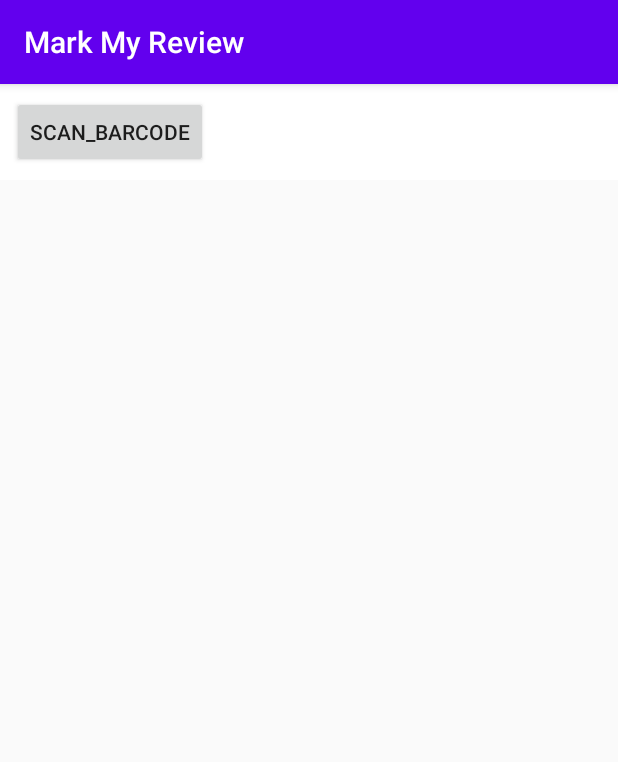
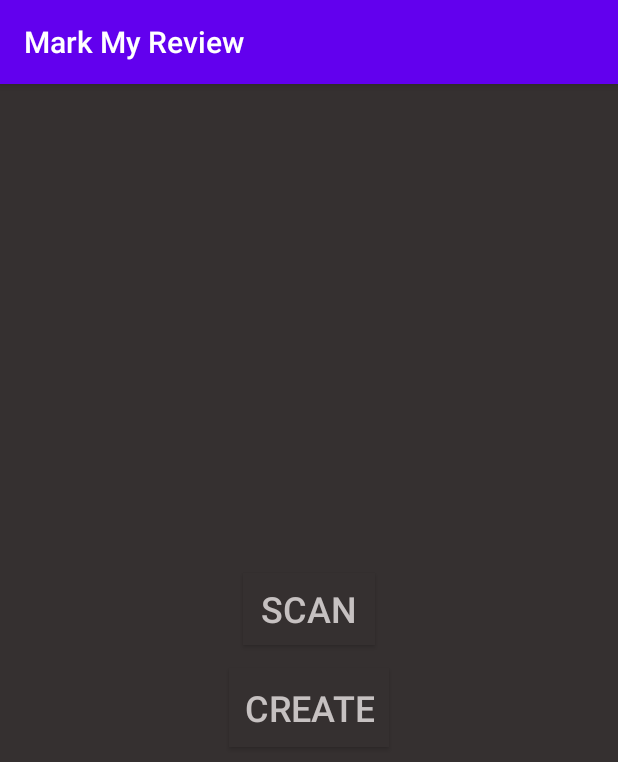
Before and after one commit to jharsh1202/mark-my-review_android, an Android app: the screen it shows after launch (MainActivity), on a phone screen of 412 x 824 dp. Shown: the top 762 px of the screen. Run offline under Robolectric (Android 15) with nearby library versions, the light colour scheme and no system bars; libraries missing offline, so code that uses them is left out: com.google.zxing.client, com.google.zxing.integration.

Commit message:
Create button added: opens google form

```diff
--- a/app/src/main/AndroidManifest.xml
+++ b/app/src/main/AndroidManifest.xml
@@ -4,6 +4,8 @@
     package="com.example.markmyreview">
 
     <uses-permission android:name="android.permission.INTERNET"/>
+<!--    to save generated QR Code-->
+    <uses-permission android:name="android.permission.WRITE_EXTERNAL_STORAGE"/>
 
     <application
         android:allowBackup="true"
--- a/app/src/main/java/com/example/markmyreview/FillFeedback.java
+++ b/app/src/main/java/com/example/markmyreview/FillFeedback.java
@@ -4,9 +4,11 @@ import androidx.appcompat.app.AppCompatActivity;
 
 import android.content.Intent;
 import android.graphics.Bitmap;
+import android.net.http.SslError;
 import android.os.Bundle;
 import android.util.Log;
 import android.view.View;
+import android.webkit.SslErrorHandler;
 import android.webkit.WebChromeClient;
 import android.webkit.WebView;
 import android.webkit.WebViewClient;
@@ -30,7 +32,13 @@ public class FillFeedback extends AppCompatActivity {
         webView.getSettings().setJavaScriptEnabled(true);
 
 
+
+
         webView.setWebViewClient(new WebViewClient(){
+            @Override
+            public void onReceivedSslError(WebView view, SslErrorHandler handler, SslError error){
+                handler.proceed();
+            }
             @Override
             public void onPageStarted(WebView view, String url, Bitmap favicon) {
                 super.onPageStarted(view, url, favicon);
--- a/app/src/main/java/com/example/markmyreview/MainActivity.java
+++ b/app/src/main/java/com/example/markmyreview/MainActivity.java
@@ -22,10 +22,16 @@ public class MainActivity extends AppCompatActivity {
     protected void onCreate(Bundle savedInstanceState) {
         super.onCreate(savedInstanceState);
         setContentView(R.layout.activity_main);
+
     }
 
     public void scanBarcode(View view) {
         new IntentIntegrator(this).initiateScan();
+    }
+
+    public void createBarcode(View view) {
+        startActivity(new Intent(getApplicationContext(),FillFeedback.class).
+                putExtra("url","https://accounts.google.com/signin/v2/identifier?service=wise&passive=1209600&continue=https%3A%2F%2Fdocs.google.com%2Fforms%2Fu%2F0%2Fcreate&followup=https%3A%2F%2Fdocs.google.com%2Fforms%2Fu%2F0%2Fcreate&ltmpl=forms&flowName=GlifWebSignIn&flowEntry=ServiceLogin"));
     }
 
 
--- a/app/src/main/res/layout/activity_main.xml
+++ b/app/src/main/res/layout/activity_main.xml
@@ -1,30 +1,35 @@
-<ScrollView xmlns:android="http://schemas.android.com/apk/res/android"
+<LinearLayout xmlns:android="http://schemas.android.com/apk/res/android"
     xmlns:tools="http://schemas.android.com/tools"
     android:layout_width="match_parent"
     android:layout_height="match_parent"
+    android:background="#353030"
+    android:gravity="center"
+    android:orientation="vertical"
+    android:padding="10dp"
     tools:context=".MainActivity">
 
-    <LinearLayout
-        android:layout_width="match_parent"
+    <Button
+        android:id="@+id/scan"
+        android:layout_width="wrap_content"
         android:layout_height="wrap_content"
-        android:background="#FFFFFF"
-        android:orientation="vertical"
-        android:paddingLeft="@dimen/activity_horizontal_margin"
-        android:paddingTop="@dimen/activity_vertical_margin"
-        android:paddingRight="@dimen/activity_horizontal_margin"
-        android:paddingBottom="@dimen/activity_vertical_margin">a
-
-        <Button
-            android:layout_width="wrap_content"
-            android:layout_height="wrap_content"
-            android:onClick="scanBarcode"
-            android:text="Scan_barcode" />
+        android:layout_marginBottom="15dp"
+        android:background="#353030"
+        android:onClick="scanBarcode"
+        android:text="SCAN"
+        android:textColor="#C6C1C1"
+        android:textSize="24sp" />
 
 
+    <Button
+        android:id="@+id/create"
+        android:layout_width="wrap_content"
+        android:layout_height="wrap_content"
+        android:background="#353030"
+        android:onClick="createBarcode"
+        android:padding="10dp"
+        android:text="CREATE"
+        android:textColor="#C6C1C1"
+        android:textSize="24sp" />
 
 
-
-    </LinearLayout>
-
-
-</ScrollView>
+</LinearLayout>
```
Also changed, not shown: 6 other files.
